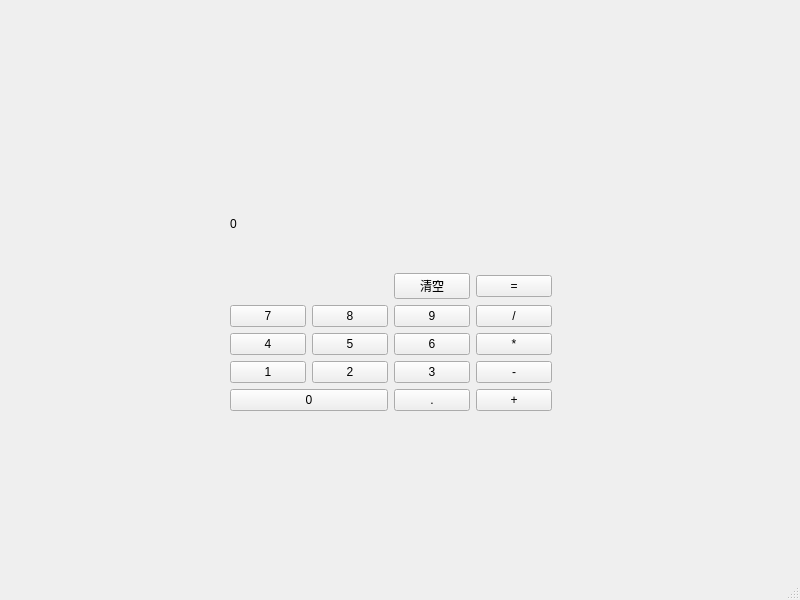
This is 计算器(继承重写)/GuiCacular.ui in sy05514/first-repository as Qt 5 draws it before an edit. The edited form follows.
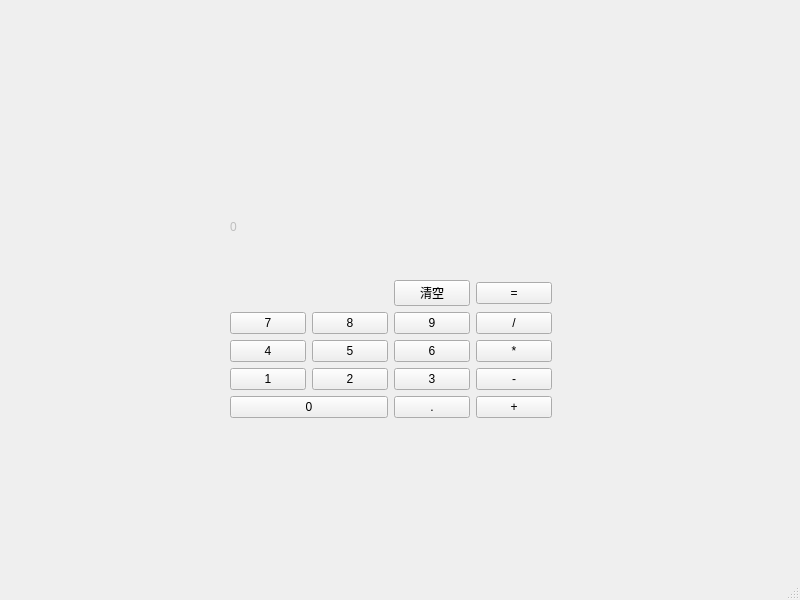
This is the edited form.

Commit message: 计算器部分逻辑(不继续写了)

The edit to the form file:
```diff
--- a/计算器(继承重写)/GuiCacular.ui
+++ b/计算器(继承重写)/GuiCacular.ui
@@ -2,6 +2,9 @@
 <ui version="4.0">
  <class>MainWindow</class>
  <widget class="QMainWindow" name="MainWindow">
+  <property name="enabled">
+   <bool>true</bool>
+  </property>
   <property name="geometry">
    <rect>
     <x>0</x>
@@ -13,6 +16,12 @@
   <property name="windowTitle">
    <string>MainWindow</string>
   </property>
+  <property name="animated">
+   <bool>true</bool>
+  </property>
+  <property name="documentMode">
+   <bool>false</bool>
+  </property>
   <widget class="QWidget" name="centralwidget">
    <widget class="QWidget" name="layoutWidget">
     <property name="geometry">
@@ -20,14 +29,17 @@
       <x>230</x>
       <y>180</y>
       <width>322</width>
-      <height>231</height>
+      <height>238</height>
      </rect>
     </property>
     <layout class="QVBoxLayout" name="verticalLayout">
      <item>
       <widget class="QLabel" name="label">
        <property name="enabled">
-        <bool>true</bool>
+        <bool>false</bool>
+       </property>
+       <property name="layoutDirection">
+        <enum>Qt::RightToLeft</enum>
        </property>
        <property name="text">
         <string>0</string>
```
The commit also changes 2 other files.
